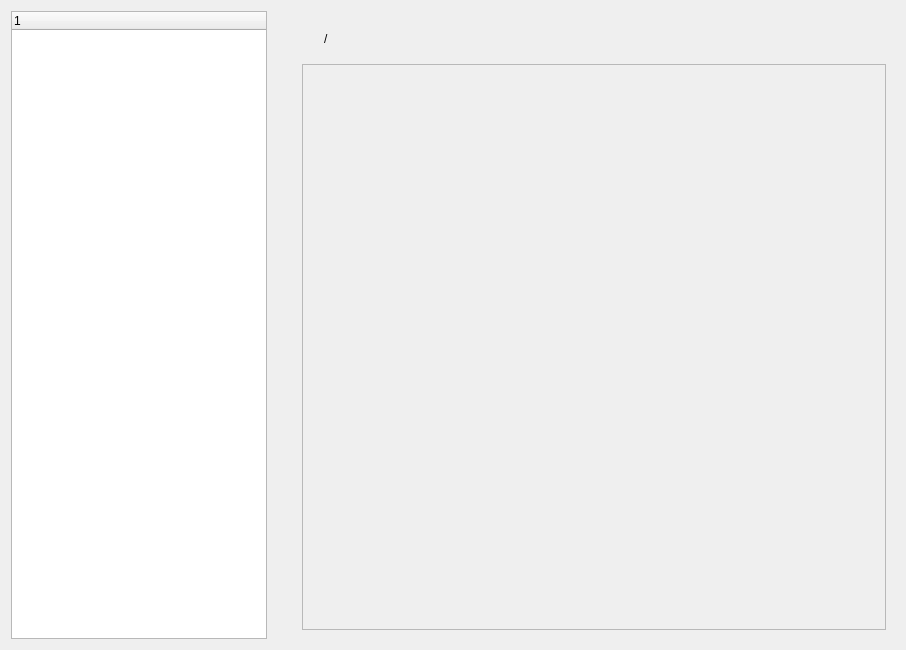
Old version of the form window.ui in the repository monopsony/TilesetMaker.
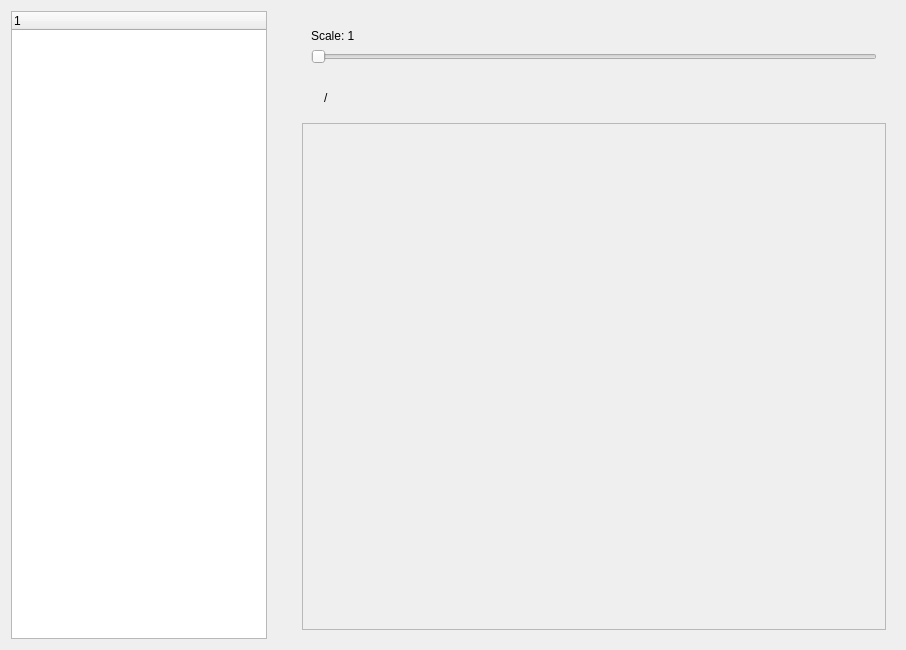
New version of the form.

Commit message:
Added scale slider
Features:
- Chagne scale by changing the slider or pressing 1-5

```diff
--- a/window.ui
+++ b/window.ui
@@ -39,6 +39,35 @@
    <item>
     <widget class="QWidget" name="widget_2" native="true">
      <layout class="QVBoxLayout" name="verticalLayout_3">
+      <item>
+       <widget class="QWidget" name="widget_4" native="true">
+        <layout class="QVBoxLayout" name="verticalLayout_4">
+         <item>
+          <widget class="QLabel" name="label_2">
+           <property name="text">
+            <string>Scale: 1</string>
+           </property>
+          </widget>
+         </item>
+         <item>
+          <widget class="QSlider" name="scaleSlider">
+           <property name="minimum">
+            <number>1</number>
+           </property>
+           <property name="maximum">
+            <number>5</number>
+           </property>
+           <property name="sliderPosition">
+            <number>1</number>
+           </property>
+           <property name="orientation">
+            <enum>Qt::Horizontal</enum>
+           </property>
+          </widget>
+         </item>
+        </layout>
+       </widget>
+      </item>
       <item>
        <widget class="QWidget" name="widget_3" native="true">
         <layout class="QHBoxLayout" name="horizontalLayout_2">
@@ -82,8 +111,8 @@
           <rect>
            <x>0</x>
            <y>0</y>
-           <width>560</width>
-           <height>546</height>
+           <width>580</width>
+           <height>503</height>
           </rect>
          </property>
          <layout class="QVBoxLayout" name="verticalLayout">
```
The commit also changes 2 other files.
